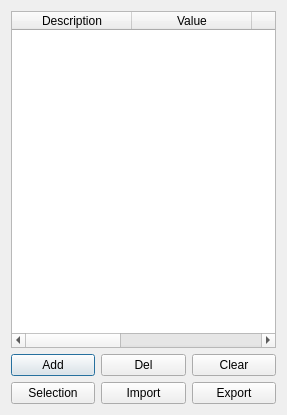
Before: the Qt Designer form src/Mod/Arch/Resources/ui/ArchSchedule.ui in berndhahnebach/All_FreeCAD, drawn with Qt 5.
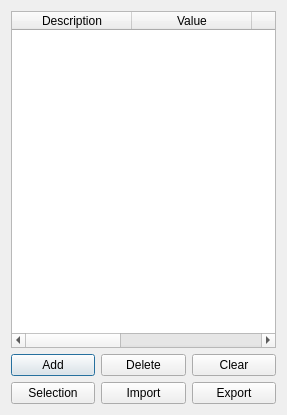
After: the same form once the commit is applied. Icons and pictures are not drawn.

Patch:
```diff
--- a/src/Mod/Arch/Resources/ui/ArchSchedule.ui
+++ b/src/Mod/Arch/Resources/ui/ArchSchedule.ui
@@ -96,7 +96,7 @@
         <string>Deletes the selected line</string>
        </property>
        <property name="text">
-        <string>Del</string>
+        <string>Delete</string>
        </property>
        <property name="icon">
         <iconset theme="remove">
```
Left out of the diff: 3 changed lines with no effect on the pictures.
